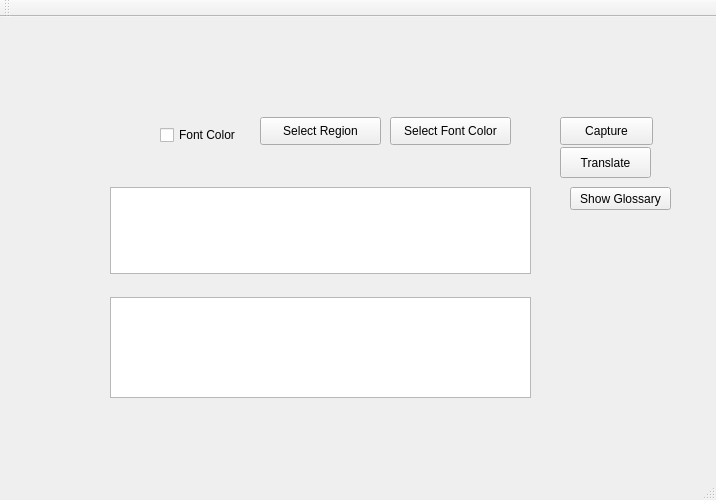
First picture: the form in RealTimeTranslator.ui, repository wlssirius/ChaosTranslate, before the edit.
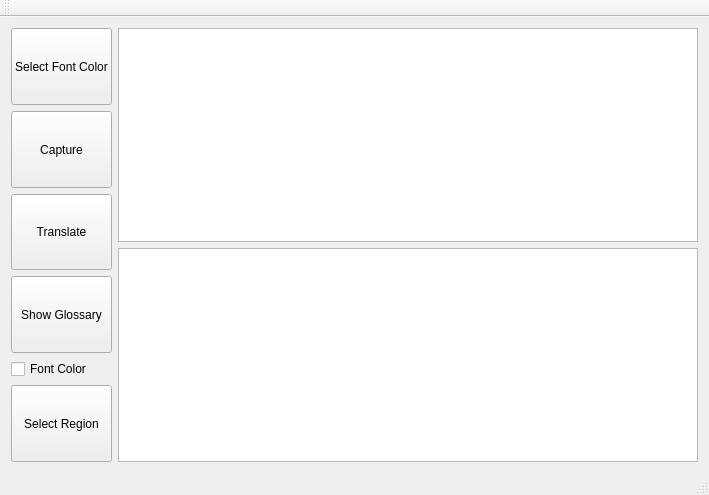
Second picture: the form after the edit.

What changed in the file:
```diff
--- a/RealTimeTranslator.ui
+++ b/RealTimeTranslator.ui
@@ -6,112 +6,105 @@
    <rect>
     <x>0</x>
     <y>0</y>
-    <width>716</width>
-    <height>500</height>
+    <width>709</width>
+    <height>495</height>
    </rect>
   </property>
   <property name="windowTitle">
    <string>RealTimeTranslator</string>
   </property>
   <widget class="QWidget" name="centralWidget">
+   <layout class="QHBoxLayout" name="horizontalLayout">
+    <item>
+     <layout class="QVBoxLayout" name="verticalLayout_2">
+      <item>
+       <widget class="QPushButton" name="pushButton_5">
+        <property name="sizePolicy">
+         <sizepolicy hsizetype="Minimum" vsizetype="Expanding">
+          <horstretch>0</horstretch>
+          <verstretch>0</verstretch>
+         </sizepolicy>
+        </property>
+        <property name="text">
+         <string>Select Font Color</string>
+        </property>
+       </widget>
+      </item>
+      <item>
    <widget class="QPushButton" name="pushButton">
-    <property name="geometry">
-     <rect>
-      <x>560</x>
-      <y>100</y>
-      <width>93</width>
-      <height>28</height>
-     </rect>
+        <property name="sizePolicy">
+         <sizepolicy hsizetype="Minimum" vsizetype="Expanding">
+          <horstretch>0</horstretch>
+          <verstretch>0</verstretch>
+         </sizepolicy>
     </property>
     <property name="text">
      <string>Capture</string>
     </property>
    </widget>
-   <widget class="QTextEdit" name="textEdit">
-    <property name="geometry">
-     <rect>
-      <x>110</x>
-      <y>170</y>
-      <width>421</width>
-      <height>87</height>
-     </rect>
-    </property>
-   </widget>
-   <widget class="QTextEdit" name="textEdit_2">
-    <property name="geometry">
-     <rect>
-      <x>110</x>
-      <y>280</y>
-      <width>421</width>
-      <height>101</height>
-     </rect>
-    </property>
-   </widget>
-   <widget class="QPushButton" name="pushButton_2">
-    <property name="geometry">
-     <rect>
-      <x>260</x>
-      <y>100</y>
-      <width>121</width>
-      <height>28</height>
-     </rect>
-    </property>
-    <property name="text">
-     <string>Select Region</string>
-    </property>
-   </widget>
+      </item>
+      <item>
    <widget class="QPushButton" name="pushButton_3">
-    <property name="geometry">
-     <rect>
-      <x>560</x>
-      <y>130</y>
-      <width>91</width>
-      <height>31</height>
-     </rect>
+        <property name="sizePolicy">
+         <sizepolicy hsizetype="Minimum" vsizetype="Expanding">
+          <horstretch>0</horstretch>
+          <verstretch>0</verstretch>
+         </sizepolicy>
     </property>
     <property name="text">
      <string>Translate</string>
     </property>
    </widget>
+      </item>
+      <item>
    <widget class="QPushButton" name="pushButton_4">
-    <property name="geometry">
-     <rect>
-      <x>570</x>
-      <y>170</y>
-      <width>101</width>
-      <height>23</height>
-     </rect>
+        <property name="sizePolicy">
+         <sizepolicy hsizetype="Minimum" vsizetype="Expanding">
+          <horstretch>0</horstretch>
+          <verstretch>0</verstretch>
+         </sizepolicy>
     </property>
     <property name="text">
      <string>Show Glossary</string>
     </property>
    </widget>
-   <widget class="QPushButton" name="pushButton_5">
-    <property name="geometry">
-     <rect>
-      <x>390</x>
-      <y>100</y>
-      <width>121</width>
-      <height>28</height>
-     </rect>
-    </property>
-    <property name="text">
-     <string>Select Font Color</string>
-    </property>
-   </widget>
+      </item>
+      <item>
    <widget class="QCheckBox" name="checkBox">
-    <property name="geometry">
-     <rect>
-      <x>160</x>
-      <y>110</y>
-      <width>91</width>
-      <height>16</height>
-     </rect>
-    </property>
     <property name="text">
      <string>Font Color</string>
     </property>
    </widget>
+      </item>
+      <item>
+       <widget class="QPushButton" name="pushButton_2">
+        <property name="sizePolicy">
+         <sizepolicy hsizetype="Minimum" vsizetype="Expanding">
+          <horstretch>0</horstretch>
+          <verstretch>0</verstretch>
+         </sizepolicy>
+        </property>
+        <property name="styleSheet">
+         <string notr="true"/>
+        </property>
+        <property name="text">
+         <string>Select Region</string>
+        </property>
+       </widget>
+      </item>
+     </layout>
+    </item>
+    <item>
+     <layout class="QVBoxLayout" name="verticalLayout_3">
+      <item>
+       <widget class="QTextEdit" name="textEdit"/>
+      </item>
+      <item>
+       <widget class="QTextEdit" name="textEdit_2"/>
+      </item>
+     </layout>
+    </item>
+   </layout>
   </widget>
   <widget class="QMenuBar" name="menuBar">
    <property name="geometry">
```
Left out of the diff: 2 changed lines with no effect on the pictures. Lines whose indentation alone changed are shown as unchanged.
